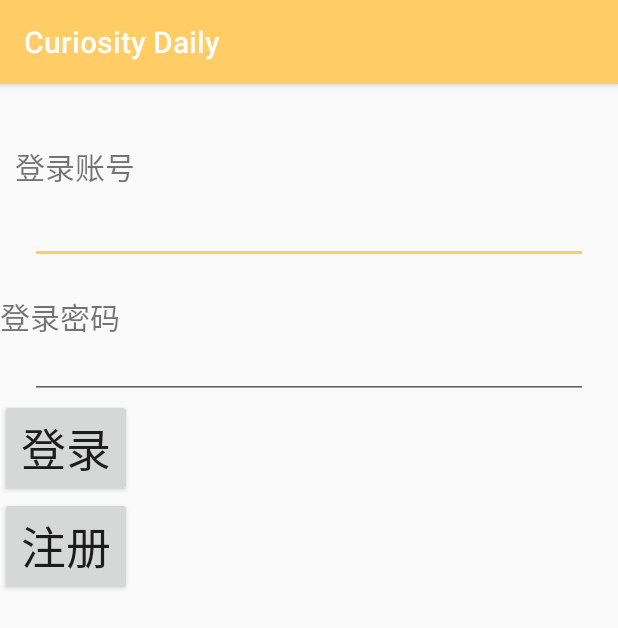
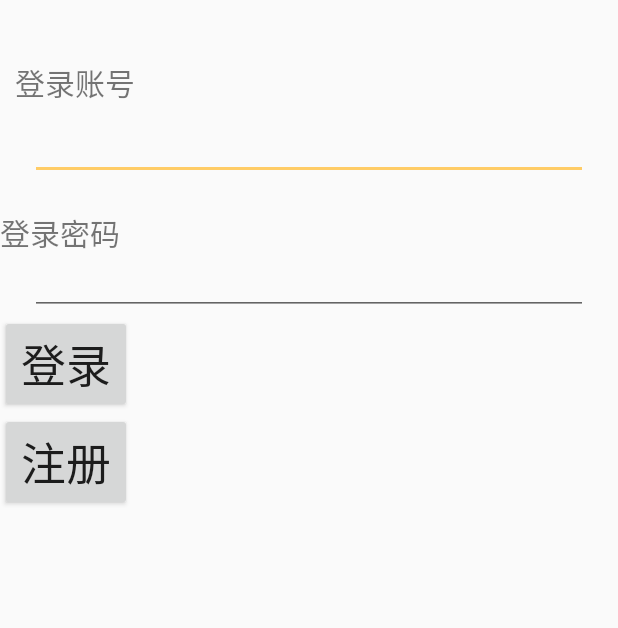
Before and after one commit to curiositydaily/Curiosity-Daily, an Android app: the screen it shows after launch (MainActivity), on a phone screen of 412 x 824 dp. Shown: the top 628 px of the screen. Run offline under Robolectric (Android 15) with nearby library versions, the light colour scheme and no system bars.

Commit message:
修改界面设计

```diff
--- a/app/src/main/java/com/example/curiositydaily/view/DesignFragment.java
+++ b/app/src/main/java/com/example/curiositydaily/view/DesignFragment.java
@@ -125,7 +125,7 @@ public class DesignFragment extends Fragment{
 //        pDialog.setMessage("Loading...");
 //        pDialog.show();
 
-        ((AppCompatActivity)getActivity()).getSupportActionBar().setBackgroundDrawable(new ColorDrawable(Color.parseColor("#1b1b1b")));
+//        ((AppCompatActivity)getActivity()).getSupportActionBar().setBackgroundDrawable(new ColorDrawable(Color.parseColor("#FFCC66")));
 
         // 创建Volley响应对象
         JsonArrayRequest movieReq = new JsonArrayRequest(url, new Response.Listener<JSONArray>() {
--- a/app/src/main/res/values/styles.xml
+++ b/app/src/main/res/values/styles.xml
@@ -3,8 +3,9 @@
     <!-- Base application theme. -->
     <style name="AppTheme" parent="Theme.AppCompat.Light.DarkActionBar">
         <!-- Customize your theme here. -->
-        <item name="colorPrimary">@color/colorPrimary</item>
-        <item name="colorPrimaryDark">@color/colorPrimaryDark</item>
+        <!--<item name="colorPrimary">@color/colorPrimary</item>-->
+        <!--<item name="colorPrimaryDark">@color/colorPrimaryDark</item>-->
+        <item name="windowNoTitle">true</item>
         <item name="colorAccent">@color/colorAccent</item>
     </style>
     <style name="tab_menu_item">
```
